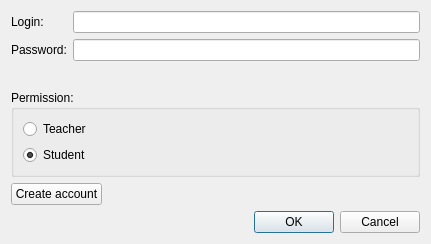
This is loginform.ui in Wooderan/TestiMy as Qt 5 draws it before an edit. The edited form follows.
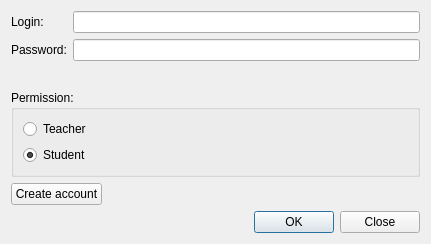
This is the edited form.

Diff of the .ui file:
```diff
--- a/loginform.ui
+++ b/loginform.ui
@@ -106,7 +106,7 @@
      <item>
       <widget class="QDialogButtonBox" name="buttonBox">
        <property name="standardButtons">
-        <set>QDialogButtonBox::Cancel|QDialogButtonBox::Ok</set>
+        <set>QDialogButtonBox::Close|QDialogButtonBox::Ok</set>
        </property>
       </widget>
      </item>
```
